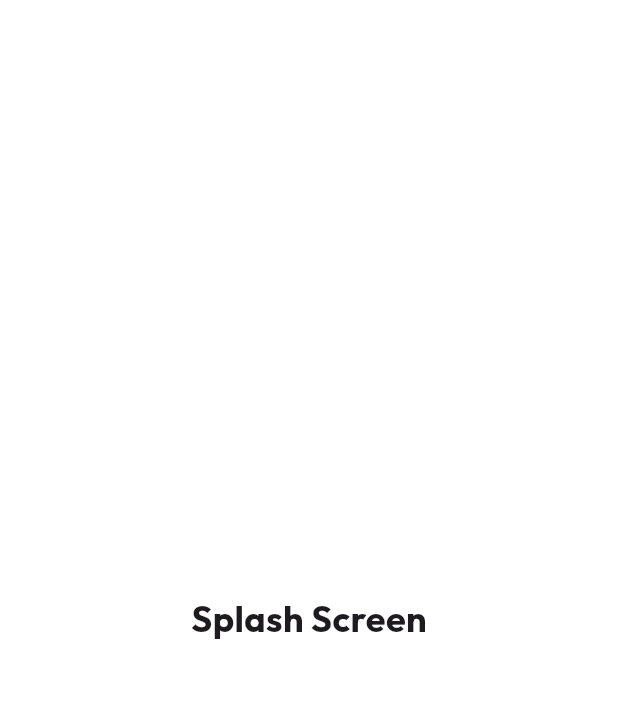
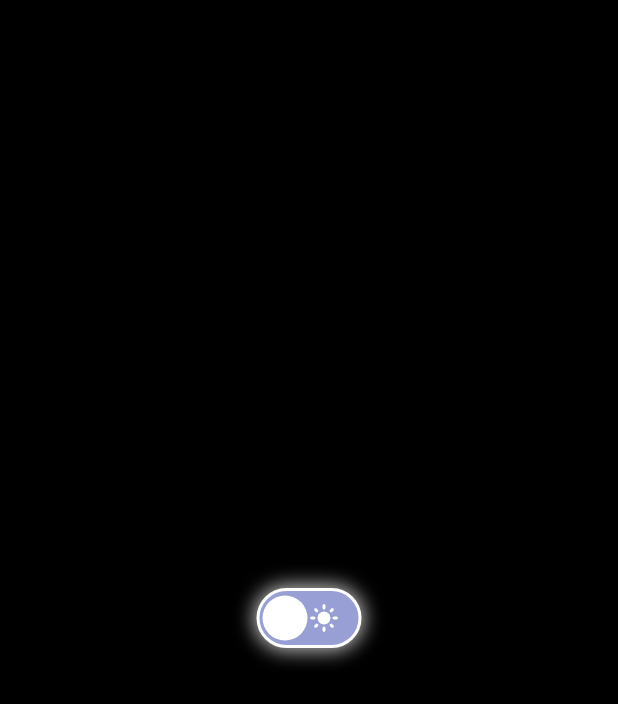
Before and after one commit to sinancholakkal/MindMath-AI-Calculator, a Flutter app: the screen it shows after launch, on a phone screen of 412 x 824 dp. Shown: the top 704 px of the screen. Run offline on Flutter 3.47's test engine with Material 3 defaults, Android fonts, the phone set to English and light mode, and no system bars.

Commit message:
costume toggle created for theme

```diff
--- /dev/null
+++ b/lib/core/common/costume_toggle.dart
@@ -0,0 +1,78 @@
+import 'package:flutter/material.dart';
+import 'package:mindmath_ai_calculator/core/colors/app_palette.dart';
+
+class CostumeToggle extends StatefulWidget {
+  const CostumeToggle({super.key});
+
+  @override
+  State<CostumeToggle> createState() => _CostumeToggleState();
+}
+
+class _CostumeToggleState extends State<CostumeToggle> {
+  var isEnabled = false;
+  final animationDuration = Duration(milliseconds: 400);
+  @override
+  Widget build(BuildContext context) {
+    return GestureDetector(
+      onTap: () {
+        setState(() {
+          isEnabled = !isEnabled;
+        });
+      },
+      child: AnimatedContainer(
+        duration: animationDuration,
+        height: 40,
+        width: 70,
+        decoration: BoxDecoration(
+          color: Color(0xff989fd5),
+          borderRadius: BorderRadius.circular(30),
+          border: Border.all(color: AppPalette.white, width: 2),
+          boxShadow: [
+            BoxShadow(
+              color: Colors.grey.shade400,
+              spreadRadius: 2,
+              blurRadius: 10,
+            ),
+          ],
+        ),
+        child: Stack(
+          alignment: .center,
+
+          children: [
+            Row(
+              mainAxisAlignment: MainAxisAlignment.center,
+              children: [
+                Padding(
+                  padding: .only(left: 8),
+                  child: Icon(Icons.dark_mode, size: 20),
+                ),
+                Padding(
+                  padding: .only(right: 8),
+                  child: Icon(Icons.light_mode, size: 20),
+                ),
+              ],
+            ),
+            AnimatedAlign(
+              alignment: isEnabled
+                  ? Alignment.centerRight
+                  : Alignment.centerLeft,
+              duration: animationDuration,
+              child: Padding(
+                padding: .symmetric(horizontal: 2),
+                child: AnimatedContainer(
+                  duration: animationDuration,
+                  width: 30,
+                  height: 30,
+                  decoration: BoxDecoration(
+                    shape: BoxShape.circle,
+                    color: Colors.white,
+                  ),
+                ),
+              ),
+            ),
+          ],
+        ),
+      ),
+    );
+  }
+}
--- a/lib/core/routes/app_routes.dart
+++ b/lib/core/routes/app_routes.dart
@@ -1,6 +1,6 @@
 import 'package:flutter/cupertino.dart';
 import 'package:flutter/material.dart';
-import 'package:mindmath_ai_calculator/src/view/splash_screen.dart';
+import 'package:mindmath_ai_calculator/src/view/home_screen.dart';
 
 class AppRoutes {
   static const String splash = '/';
@@ -8,7 +8,7 @@ class AppRoutes {
   static Route<dynamic> onGenerateRoute(RouteSettings settings) {
     switch (settings.name) {
       case splash:
-        return MaterialPageRoute(builder: (_) => const SplashScreen());
+        return MaterialPageRoute(builder: (_) => const HomeScreen());
       default:
         return MaterialPageRoute(
           builder: (_) => LayoutBuilder(
--- a/lib/main.dart
+++ b/lib/main.dart
@@ -24,7 +24,7 @@ class MyApp extends StatelessWidget {
       title: 'Math Ai : Calculator',
       theme: AppTheme.lightTheme,
       darkTheme: AppTheme.darkTheme,
-      themeMode: ThemeMode.system,
+      themeMode: ThemeMode.dark,
       initialRoute: '/',
       onGenerateRoute: AppRoutes.onGenerateRoute,
     );
--- /dev/null
+++ b/lib/src/view/home_screen.dart
@@ -0,0 +1,11 @@
+import 'package:flutter/material.dart';
+import 'package:mindmath_ai_calculator/core/common/costume_toggle.dart';
+
+class HomeScreen extends StatelessWidget {
+  const HomeScreen({super.key});
+
+  @override
+  Widget build(BuildContext context) {
+    return Scaffold(body: Center(child: CostumeToggle()));
+  }
+}
--- a/lib/src/view/splash_screen.dart
+++ /dev/null
@@ -1,17 +0,0 @@
-import 'package:flutter/material.dart';
-
-class SplashScreen extends StatelessWidget {
-  const SplashScreen({super.key});
-
-  @override
-  Widget build(BuildContext context) {
-    return Scaffold(
-      body: Center(
-        child: Text(
-          'Splash Screen',
-          style: TextStyle(fontSize: 24, fontWeight: FontWeight.bold),
-        ),
-      ),
-    );
-  }
-}
```
